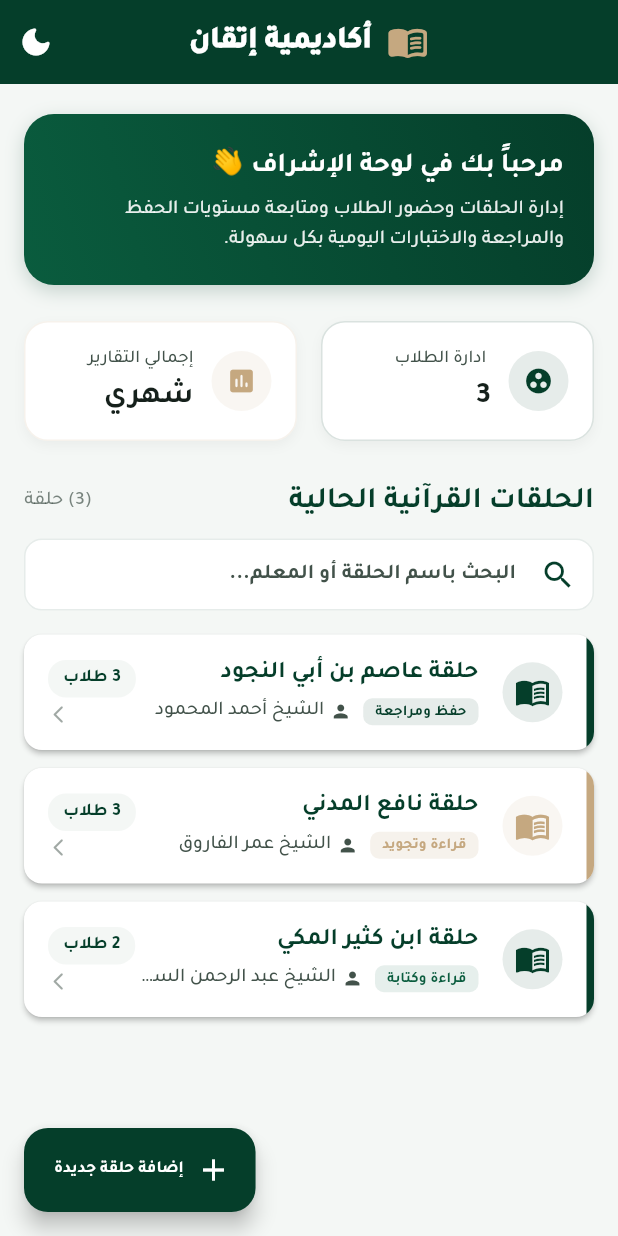
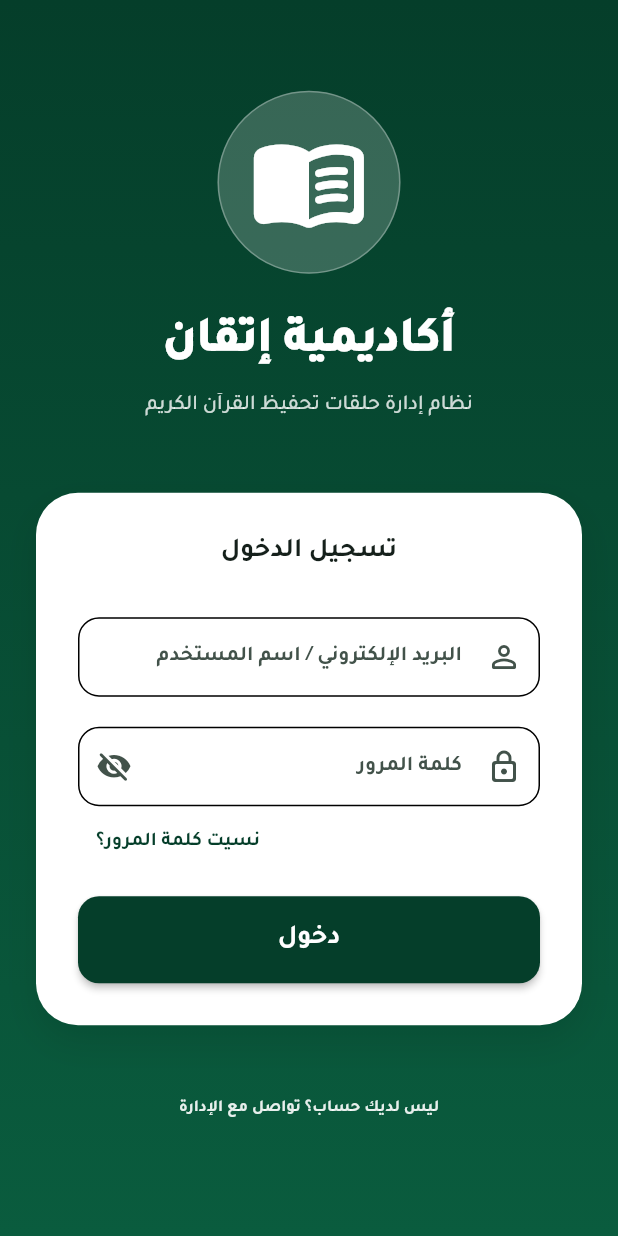
Before and after one commit to wathqalhatmy/itqan_academy, a Flutter app: the screen it shows after launch, on a phone screen of 412 x 824 dp. Run offline on Flutter 3.47's test engine with Material 3 defaults, Android fonts, the phone set to English and light mode, and no system bars; our stand-ins replace printing, share_plus; missing offline and left inert: dart:html.

Commit message:
Implement professional Login Screen and AuthProvider infrastructure

```diff
--- a/lib/main.dart
+++ b/lib/main.dart
@@ -3,12 +3,17 @@ import 'package:flutter_localizations/flutter_localizations.dart';
 import 'package:provider/provider.dart';
 import 'core/theme/app_theme.dart';
 import 'providers/academy_provider.dart';
+import 'providers/auth_provider.dart';
 import 'screens/dashboard/dashboard_screen.dart';
+import 'screens/auth/login_screen.dart';
 
 void main() {
   runApp(
-    ChangeNotifierProvider(
-      create: (_) => AcademyProvider(),
+    MultiProvider(
+      providers: [
+        ChangeNotifierProvider(create: (_) => AcademyProvider()),
+        ChangeNotifierProvider(create: (_) => AuthProvider()),
+      ],
       child: const ItqanAcademyApp(),
     ),
   );
@@ -55,8 +60,15 @@ class ItqanAcademyAppState extends State<ItqanAcademyApp> {
       darkTheme: AppTheme.darkTheme,
       themeMode: _themeMode,
 
-      // الشاشة الرئيسية للتطبيق
-      home: const DashboardScreen(),
+      // الشاشة الرئيسية للتطبيق مع حماية الدخول
+      home: Consumer<AuthProvider>(
+        builder: (context, auth, _) {
+          if (auth.isAuthenticated) {
+            return const DashboardScreen();
+          }
+          return const LoginScreen();
+        },
+      ),
     );
   }
 }
--- /dev/null
+++ b/lib/providers/auth_provider.dart
@@ -0,0 +1,42 @@
+import 'package:flutter/material.dart';
+
+enum AuthStatus {
+  unauthenticated,
+  authenticating,
+  authenticated,
+}
+
+class AuthProvider extends ChangeNotifier {
+  AuthStatus _status = AuthStatus.unauthenticated;
+  String? _userName;
+
+  AuthStatus get status => _status;
+  String? get userName => _userName;
+  bool get isAuthenticated => _status == AuthStatus.authenticated;
+
+  Future<bool> login(String email, String password) async {
+    _status = AuthStatus.authenticating;
+    notifyListeners();
+
+    // محاكاة عملية الاتصال بالباك اند
+    await Future.delayed(const Duration(seconds: 2));
+
+    // تجربة: الدخول ناجح دائماً حالياً لأي بيانات
+    if (email.isNotEmpty && password.length >= 6) {
+      _status = AuthStatus.authenticated;
+      _userName = 'مدير الأكاديمية';
+      notifyListeners();
+      return true;
+    }
+
+    _status = AuthStatus.unauthenticated;
+    notifyListeners();
+    return false;
+  }
+
+  void logout() {
+    _status = AuthStatus.unauthenticated;
+    _userName = null;
+    notifyListeners();
+  }
+}
--- /dev/null
+++ b/lib/screens/auth/login_screen.dart
@@ -0,0 +1,248 @@
+import 'package:flutter/material.dart';
+import 'package:provider/provider.dart';
+import '../../core/theme/app_theme.dart';
+import '../../providers/auth_provider.dart';
+import '../../core/widgets/app_animations.dart';
+
+class LoginScreen extends StatefulWidget {
+  const LoginScreen({super.key});
+
+  @override
+  State<LoginScreen> createState() => _LoginScreenState();
+}
+
+class _LoginScreenState extends State<LoginScreen> {
+  final _formKey = GlobalKey<FormState>();
+  final _emailController = TextEditingController();
+  final _passwordController = TextEditingController();
+  bool _obscurePassword = true;
+
+  @override
+  void dispose() {
+    _emailController.dispose();
+    _passwordController.dispose();
+    super.dispose();
+  }
+
+  Future<void> _handleLogin() async {
+    if (!_formKey.currentState!.validate()) return;
+
+    final authProvider = Provider.of<AuthProvider>(context, listen: false);
+    final success = await authProvider.login(
+      _emailController.text.trim(),
+      _passwordController.text,
+    );
+
+    if (!mounted) return;
+
+    if (!success) {
+      ScaffoldMessenger.of(context).showSnackBar(
+        const SnackBar(
+          content: Text('خطأ في البريد الإلكتروني أو كلمة المرور'),
+          backgroundColor: Colors.red,
+        ),
+      );
+    }
+  }
+
+  @override
+  Widget build(BuildContext context) {
+    final theme = Theme.of(context);
+    final isDark = theme.brightness == Brightness.dark;
+    final colorScheme = theme.colorScheme;
+
+    return Scaffold(
+      body: Container(
+        width: double.infinity,
+        height: double.infinity,
+        decoration: BoxDecoration(
+          gradient: LinearGradient(
+            colors: isDark
+                ? [AppTheme.backgroundDark, colorScheme.primaryContainer.withValues(alpha: 0.1)]
+                : [colorScheme.primary, colorScheme.primaryContainer],
+            begin: Alignment.topCenter,
+            end: Alignment.bottomCenter,
+          ),
+        ),
+        child: SafeArea(
+          child: Center(
+            child: SingleChildScrollView(
+              padding: const EdgeInsets.symmetric(horizontal: 24.0),
+              child: Column(
+                mainAxisAlignment: MainAxisAlignment.center,
+                children: [
+                  // Logo / Icon Section
+                  FadeSlideEntrance(
+                    duration: const Duration(milliseconds: 800),
+                    child: Container(
+                      padding: const EdgeInsets.all(20),
+                      decoration: BoxDecoration(
+                        color: Colors.white.withValues(alpha: isDark ? 0.05 : 0.2),
+                        shape: BoxShape.circle,
+                        border: Border.all(color: Colors.white.withValues(alpha: 0.3)),
+                      ),
+                      child: Icon(
+                        Icons.menu_book_rounded,
+                        size: 80,
+                        color: isDark ? colorScheme.primary : Colors.white,
+                      ),
+                    ),
+                  ),
+                  const SizedBox(height: 24),
+                  FadeSlideEntrance(
+                    duration: const Duration(milliseconds: 900),
+                    child: const Text(
+                      'أكاديمية إتقان',
+                      style: TextStyle(
+                        color: Colors.white,
+                        fontSize: 32,
+                        fontWeight: FontWeight.w900,
+                        letterSpacing: 1.2,
+                      ),
+                    ),
+                  ),
+                  const SizedBox(height: 8),
+                  FadeSlideEntrance(
+                    duration: const Duration(milliseconds: 1000),
+                    child: Text(
+                      'نظام إدارة حلقات تحفيظ القرآن الكريم',
+                      style: TextStyle(
+                        color: Colors.white.withValues(alpha: 0.8),
+                        fontSize: 14,
+                      ),
+                    ),
+                  ),
+                  const SizedBox(height: 48),
+
+                  // Login Form Card
+                  FadeSlideEntrance(
+                    duration: const Duration(milliseconds: 1100),
+                    child: Container(
+                      padding: const EdgeInsets.all(28),
+                      decoration: BoxDecoration(
+                        color: isDark ? colorScheme.surface : Colors.white,
+                        borderRadius: BorderRadius.circular(28),
+                        boxShadow: [
+                          BoxShadow(
+                            color: Colors.black.withValues(alpha: 0.1),
+                            blurRadius: 20,
+                            offset: const Offset(0, 10),
+                          ),
+                        ],
+                      ),
+                      child: Form(
+                        key: _formKey,
+                        child: Column(
+                          crossAxisAlignment: CrossAxisAlignment.stretch,
+                          children: [
+                            Text(
+                              'تسجيل الدخول',
+                              style: theme.textTheme.titleLarge?.copyWith(
+                                fontWeight: FontWeight.bold,
+                                color: colorScheme.onSurface,
+                              ),
+                              textAlign: TextAlign.center,
+                            ),
+                            const SizedBox(height: 32),
+
+                            // Email Field
+                            TextFormField(
+                              controller: _emailController,
+                              keyboardType: TextInputType.emailAddress,
+                              textDirection: TextDirection.ltr,
+                              decoration: InputDecoration(
+                                labelText: 'البريد الإلكتروني / اسم المستخدم',
+                                prefixIcon: const Icon(Icons.person_outline_rounded),
+                                border: OutlineInputBorder(
+                                  borderRadius: BorderRadius.circular(14),
+                                ),
+                              ),
+                              validator: (v) => (v == null || v.isEmpty) ? 'الرجاء إدخال البريد الإلكتروني' : null,
+                            ),
+                            const SizedBox(height: 20),
+
+                            // Password Field
+                            TextFormField(
+                              controller: _passwordController,
+                              obscureText: _obscurePassword,
+                              textDirection: TextDirection.ltr,
+                              decoration: InputDecoration(
+                                labelText: 'كلمة المرور',
+                                prefixIcon: const Icon(Icons.lock_outline_rounded),
+                                suffixIcon: IconButton(
+                                  icon: Icon(_obscurePassword ? Icons.visibility_off_rounded : Icons.visibility_rounded),
+                                  onPressed: () => setState(() => _obscurePassword = !_obscurePassword),
+                                ),
+                                border: OutlineInputBorder(
+                                  borderRadius: BorderRadius.circular(14),
+                                ),
+                              ),
+                              validator: (v) => (v == null || v.length < 6) ? 'كلمة المرور يجب أن تكون 6 خانات على الأقل' : null,
+                            ),
+
+                            Align(
+                              alignment: Alignment.centerLeft,
+                              child: TextButton(
+                                onPressed: () {},
+                                child: Text(
+                                  'نسيت كلمة المرور؟',
+                                  style: TextStyle(color: colorScheme.primary, fontSize: 13),
+                                ),
+                              ),
+                            ),
+                            const SizedBox(height: 12),
+
+                            // Login Button
+                            Consumer<AuthProvider>(
+                              builder: (context, auth, _) {
+                                final isLoading = auth.status == AuthStatus.authenticating;
+                                return ElevatedButton(
+                                  onPressed: isLoading ? null : _handleLogin,
+                                  style: ElevatedButton.styleFrom(
+                                    backgroundColor: colorScheme.primary,
+                                    foregroundColor: Colors.white,
+                                    padding: const EdgeInsets.symmetric(vertical: 16),
+                                    shape: RoundedRectangleBorder(
+                                      borderRadius: BorderRadius.circular(14),
+                                    ),
+                                    elevation: 2,
+                                  ),
+                                  child: isLoading
+                                      ? const SizedBox(
+                                          height: 24,
+                                          width: 24,
+                                          child: CircularProgressIndicator(color: Colors.white, strokeWidth: 2),
+                                        )
+                                      : const Text(
+                                          'دخول',
+                                          style: TextStyle(fontSize: 18, fontWeight: FontWeight.bold),
+                                        ),
+                                );
+                              },
+                            ),
+                          ],
+                        ),
+                      ),
+                    ),
+                  ),
+
+                  const SizedBox(height: 32),
+                  FadeSlideEntrance(
+                    duration: const Duration(milliseconds: 1200),
+                    child: TextButton(
+                      onPressed: () {},
+                      child: Text(
+                        'ليس لديك حساب؟ تواصل مع الإدارة',
+                        style: TextStyle(color: Colors.white.withValues(alpha: 0.9)),
+                      ),
+                    ),
+                  ),
+                ],
+              ),
+            ),
+          ),
+        ),
+      ),
+    );
+  }
+}
--- a/lib/screens/dashboard/dashboard_screen.dart
+++ b/lib/screens/dashboard/dashboard_screen.dart
@@ -10,6 +10,7 @@ import '../../core/widgets/level_badge.dart';
 import '../../core/widgets/search_field.dart';
 import '../../main.dart';
 import '../../providers/academy_provider.dart';
+import '../../providers/auth_provider.dart';
 import '../circles/circle_detail_screen.dart';
 import '../students/student_detail_screen.dart';
 import '../reports/reports_screen.dart';
@@ -74,6 +75,11 @@ class _DashboardScreenState extends State<DashboardScreen> {
                   ),
                   onPressed: () => ItqanAcademyApp.of(context).toggleTheme(),
                   tooltip: 'تغيير المظهر',
+                ),
+                IconButton(
+                  icon: const Icon(Icons.logout_rounded, color: Colors.white),
+                  onPressed: () => _showLogoutDialog(context),
+                  tooltip: 'تسجيل الخروج',
                 ),
               ],
             ),
@@ -700,4 +706,32 @@ class _DashboardScreenState extends State<DashboardScreen> {
       ),
     );
   }
+
+  void _showLogoutDialog(BuildContext context) {
+    showDialog(
+      context: context,
+      builder: (context) => AlertDialog(
+        shape: RoundedRectangleBorder(borderRadius: BorderRadius.circular(16)),
+        title: const Text('تسجيل الخروج', style: TextStyle(fontWeight: FontWeight.bold)),
+        content: const Text('هل أنت متأكد من رغبتك في تسجيل الخروج من النظام؟'),
+        actions: [
+          TextButton(
+            onPressed: () => Navigator.pop(context),
+            child: const Text('إلغاء'),
+          ),
+          ElevatedButton(
+            style: ElevatedButton.styleFrom(
+              backgroundColor: Colors.red,
+              foregroundColor: Colors.white,
+            ),
+            onPressed: () {
+              Navigator.pop(context);
+              Provider.of<AuthProvider>(context, listen: false).logout();
+            },
+            child: const Text('خروج'),
+          ),
+        ],
+      ),
+    );
+  }
 }
```
